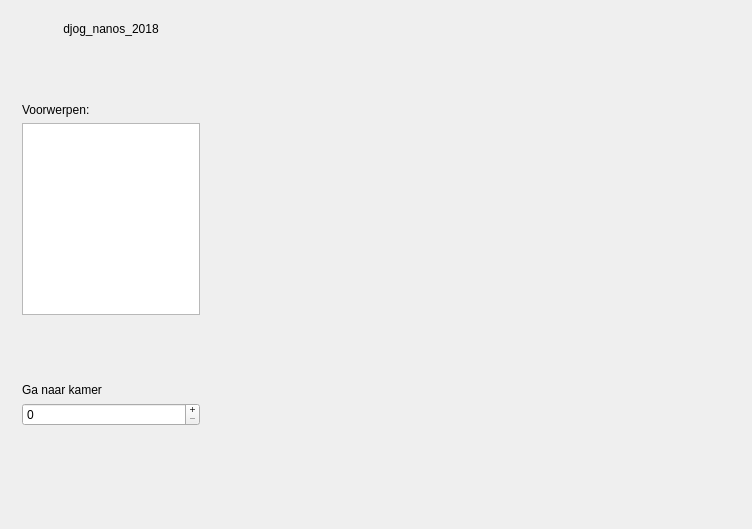
Before: the Qt Designer form hoofd_scherm.ui in djog/djog_nanos_2018, drawn with Qt 5.
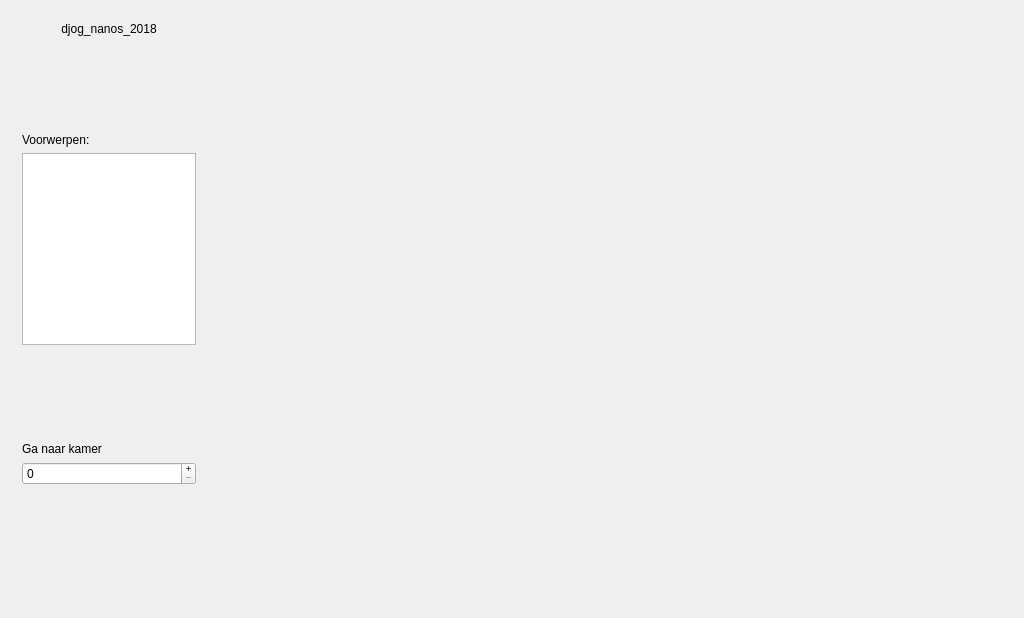
After: the same form once the commit is applied. Icons and pictures are not drawn.

```diff
--- a/hoofd_scherm.ui
+++ b/hoofd_scherm.ui
@@ -6,8 +6,8 @@
    <rect>
     <x>0</x>
     <y>0</y>
-    <width>752</width>
-    <height>529</height>
+    <width>1024</width>
+    <height>618</height>
    </rect>
   </property>
   <property name="cursor">
@@ -143,7 +143,20 @@
     </widget>
    </item>
    <item>
-    <widget class="QStackedWidget" name="kamers"/>
+    <widget class="QStackedWidget" name="kamers">
+     <property name="minimumSize">
+      <size>
+       <width>800</width>
+       <height>600</height>
+      </size>
+     </property>
+     <property name="maximumSize">
+      <size>
+       <width>800</width>
+       <height>600</height>
+      </size>
+     </property>
+    </widget>
    </item>
   </layout>
  </widget>
```
